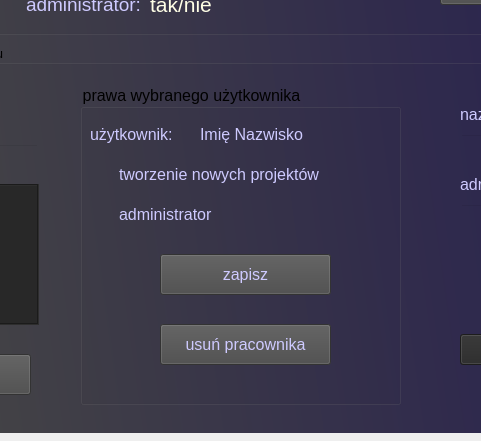
Sleyn2/IO_projectmanagement, file project_managment/project_managment/project_managment.ui: the form before one commit; both pictures show x 551 to 1032 and y 277 to 718 of the 1279 by 718 pixel window.
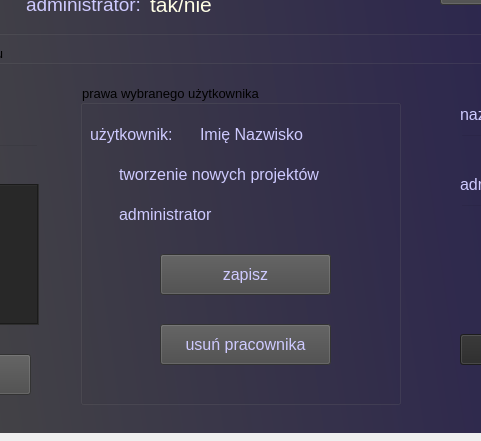
The form after the commit. The open tabs and pages were chosen to show the change.

```diff
--- a/project_managment/project_managment/project_managment.ui
+++ b/project_managment/project_managment/project_managment.ui
@@ -1220,7 +1220,7 @@
          </property>
          <property name="font">
           <font>
-           <pointsize>12</pointsize>
+           <pointsize>10</pointsize>
           </font>
          </property>
          <property name="title">
```
Left out of the diff: 2 changed lines with no effect on the pictures.
